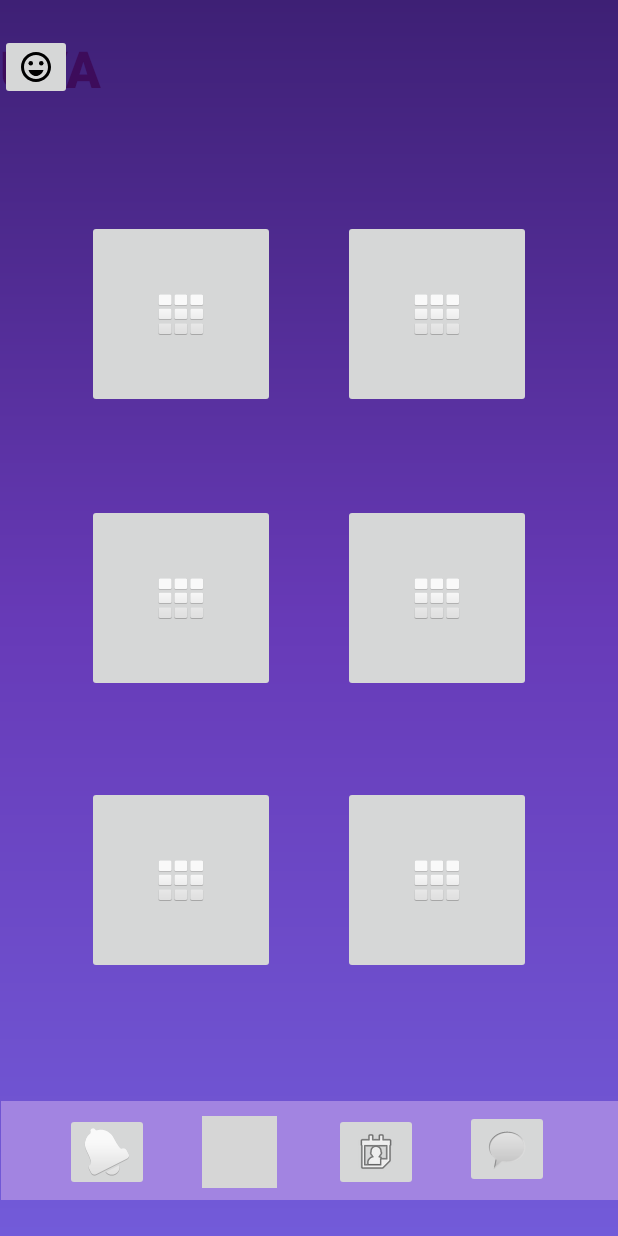
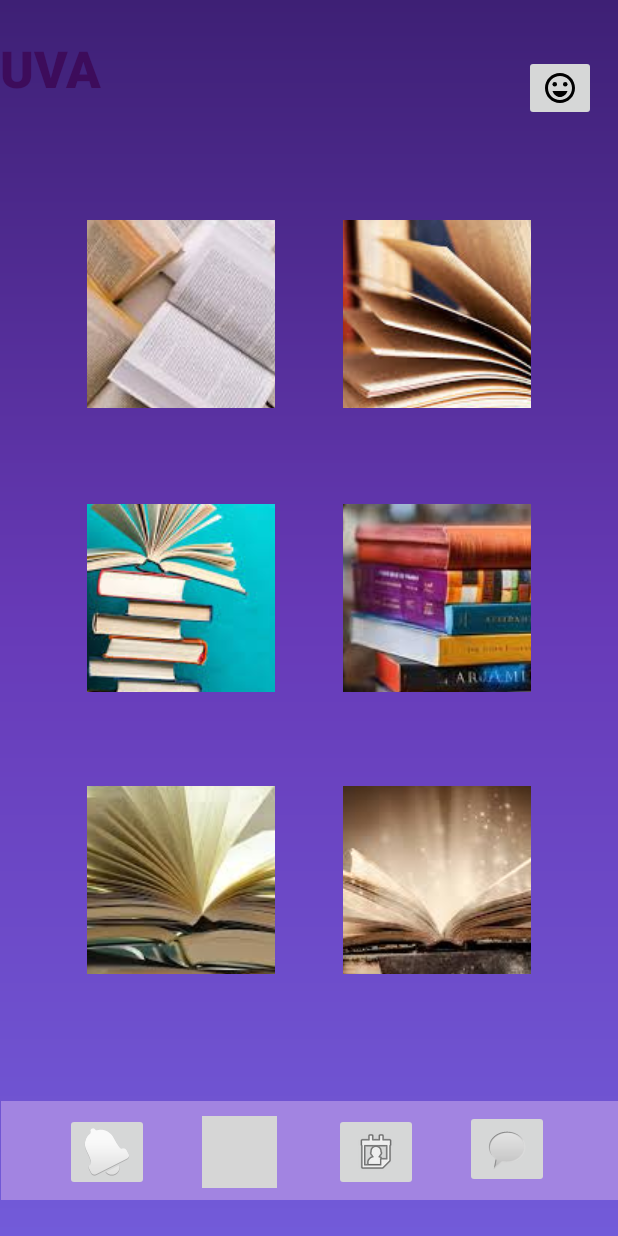
Before and after one commit to eoLellis/repositorio_academico_mobile, an Android app: the layout activity_tela_inicial.xml on its own in the app's theme, with its tools: preview values and no code run, on a phone screen of 412 x 824 dp. Run offline under Robolectric (Android 15) with nearby library versions, the phone set to English and light mode, and no system bars; grey boxes are pictures that could not be loaded.

Commit message:
Atualização da tela inicial

```diff
--- a/app/src/main/AndroidManifest.xml
+++ b/app/src/main/AndroidManifest.xml
@@ -13,7 +13,7 @@
         android:theme="@style/Theme.Projeto_UVA"
         tools:targetApi="31">
         <activity
-            android:name=".tela_inicial"
+            android:name=".Tela_Inicial"
             android:exported="false" />
         <activity
             android:name=".TelaPrincipal"
--- /dev/null
+++ b/app/src/main/java/com/example/projeto_uva/Materia2.java
@@ -0,0 +1,4 @@
+package com.example.projeto_uva;
+
+public class Materia2 {
+}
--- /dev/null
+++ b/app/src/main/java/com/example/projeto_uva/Materia3.java
@@ -0,0 +1,4 @@
+package com.example.projeto_uva;
+
+public class Materia3 {
+}
--- /dev/null
+++ b/app/src/main/java/com/example/projeto_uva/Materia4.java
@@ -0,0 +1,4 @@
+package com.example.projeto_uva;
+
+public class Materia4 {
+}
--- /dev/null
+++ b/app/src/main/java/com/example/projeto_uva/Materia5.java
@@ -0,0 +1,4 @@
+package com.example.projeto_uva;
+
+public class Materia5 {
+}
--- /dev/null
+++ b/app/src/main/java/com/example/projeto_uva/Materia6.java
@@ -0,0 +1,4 @@
+package com.example.projeto_uva;
+
+public class Materia6 {
+}
--- a/app/src/main/res/layout/activity_tela_inicial.xml
+++ b/app/src/main/res/layout/activity_tela_inicial.xml
@@ -6,7 +6,7 @@
     android:layout_width="match_parent"
     android:layout_height="match_parent"
     android:background="@drawable/background"
-    tools:context=".tela_inicial">
+    tools:context=".Tela_Inicial">
 
     <androidx.constraintlayout.widget.ConstraintLayout
         android:id="@+id/Topbar"
@@ -33,9 +33,14 @@
             android:id="@+id/button_profile"
             android:layout_width="wrap_content"
             android:layout_height="wrap_content"
-            app:srcCompat="@drawable/ic_nome"
-            tools:layout_editor_absoluteX="347dp"
-            tools:layout_editor_absoluteY="15dp" />
+            android:layout_marginStart="266dp"
+            android:layout_marginTop="14dp"
+            android:layout_marginBottom="2dp"
+            app:layout_constraintBottom_toBottomOf="parent"
+            app:layout_constraintEnd_toEndOf="parent"
+            app:layout_constraintStart_toEndOf="@+id/textView"
+            app:layout_constraintTop_toTopOf="parent"
+            app:srcCompat="@drawable/ic_nome" />
     </androidx.constraintlayout.widget.ConstraintLayout>
 
     <androidx.constraintlayout.widget.ConstraintLayout
@@ -53,7 +58,7 @@
         app:layout_constraintTop_toBottomOf="@+id/Topbar">
 
         <ImageButton
-            android:id="@+id/Materia1"
+            android:id="@+id/button_materia1"
             android:layout_width="125dp"
             android:layout_height="125dp"
             app:layout_constraintBottom_toBottomOf="parent"
@@ -62,7 +67,7 @@
             app:layout_constraintStart_toStartOf="parent"
             app:layout_constraintTop_toTopOf="parent"
             app:layout_constraintVertical_bias="0.083"
-            app:srcCompat="@android:drawable/ic_dialog_dialer" />
+            app:srcCompat="@drawable/download" />
 
         <ImageButton
             android:id="@+id/Materia2"
@@ -74,7 +79,7 @@
             app:layout_constraintStart_toStartOf="parent"
             app:layout_constraintTop_toTopOf="parent"
             app:layout_constraintVertical_bias="0.083"
-            app:srcCompat="@android:drawable/ic_dialog_dialer" />
+            app:srcCompat="@drawable/livros2" />
 
         <ImageButton
             android:id="@+id/Materia3"
@@ -86,7 +91,7 @@
             app:layout_constraintStart_toStartOf="parent"
             app:layout_constraintTop_toTopOf="parent"
             app:layout_constraintVertical_bias="0.48"
-            app:srcCompat="@android:drawable/ic_dialog_dialer" />
+            app:srcCompat="@drawable/livros3" />
 
         <ImageButton
             android:id="@+id/Materia4"
@@ -98,7 +103,7 @@
             app:layout_constraintStart_toStartOf="parent"
             app:layout_constraintTop_toTopOf="parent"
             app:layout_constraintVertical_bias="0.48"
-            app:srcCompat="@android:drawable/ic_dialog_dialer" />
+            app:srcCompat="@drawable/livros4" />
 
         <ImageButton
             android:id="@+id/Materia5"
@@ -110,7 +115,7 @@
             app:layout_constraintStart_toStartOf="parent"
             app:layout_constraintTop_toTopOf="parent"
             app:layout_constraintVertical_bias="0.874"
-            app:srcCompat="@android:drawable/ic_dialog_dialer" />
+            app:srcCompat="@drawable/livros5" />
 
         <ImageButton
             android:id="@+id/Materia6"
@@ -122,7 +127,7 @@
             app:layout_constraintStart_toStartOf="parent"
             app:layout_constraintTop_toTopOf="parent"
             app:layout_constraintVertical_bias="0.874"
-            app:srcCompat="@android:drawable/ic_dialog_dialer" />
+            app:srcCompat="@drawable/livros6" />
     </androidx.constraintlayout.widget.ConstraintLayout>
 
     <androidx.constraintlayout.widget.ConstraintLayout
```
Also changed, not shown: app/src/main/java/com/example/projeto_uva/FormLogin.java (+1 -9 lines), app/src/main/java/com/example/projeto_uva/Materia1.java (renamed from app/src/main/java/com/example/projeto_uva/tela_inicial.java, +4 -21 lines), app/src/main/java/com/example/projeto_uva/Tela_Inicial.java (added, +80 -0 lines), app/src/main/res/layout/activity_materia1.xml (added, +21 -0 lines), app/src/main/res/drawable/download.png (added), app/src/main/res/drawable/livros2.png (added), app/src/main/res/drawable/livros3.png (added), app/src/main/res/drawable/livros4.png (added), app/src/main/res/drawable/livros5.png (added), app/src/main/res/drawable/livros6.png (added).
